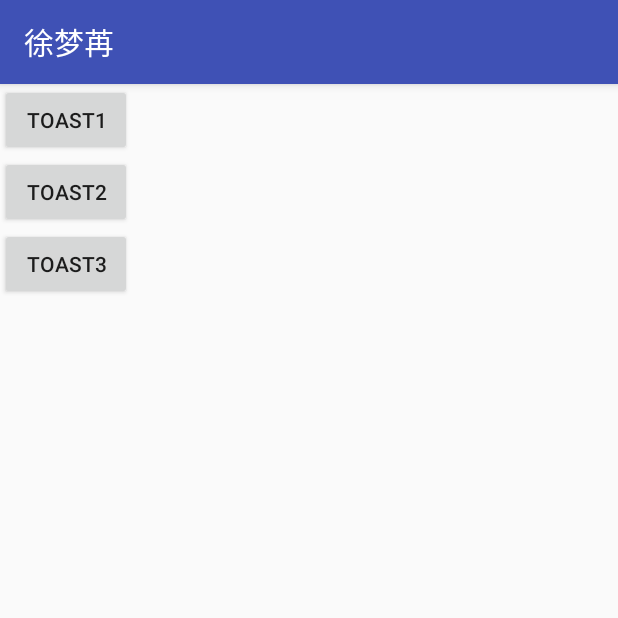
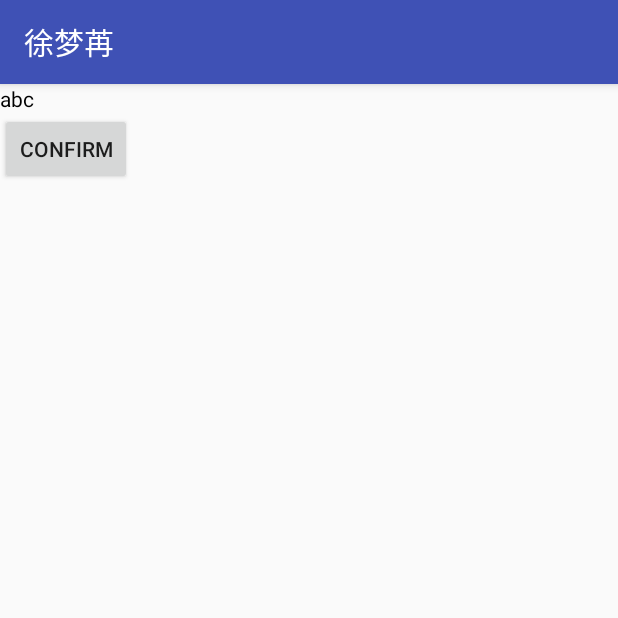
Before and after one commit to Ylna/MyApp1, an Android app: the screen it shows after launch (Main5Act before the commit, Main6Act after it), on a phone screen of 412 x 824 dp, the top half of it. Run offline under Robolectric (Android 15) with nearby library versions, the phone set to English and light mode, and no system bars.

Commit message:
Main6Act

```diff
--- a/app/src/main/AndroidManifest.xml
+++ b/app/src/main/AndroidManifest.xml
@@ -14,8 +14,9 @@
         <activity android:name=".MainAct" />
         <activity android:name=".Main2Activity" />
         <activity android:name=".Main3Act" />
-        <activity android:name=".Main4Act"></activity>
-        <activity android:name=".Main5Act">
+        <activity android:name=".Main4Act" />
+        <activity android:name=".Main5Act"></activity>
+        <activity android:name=".Main6Act">
             <intent-filter>
                 <action android:name="android.intent.action.MAIN" />
 
--- /dev/null
+++ b/app/src/main/java/cn/edu/sdwu/android/classroom/sn170507180210/Main6Act.java
@@ -0,0 +1,23 @@
+package cn.edu.sdwu.android.classroom.sn170507180210;
+
+import android.support.v7.app.AppCompatActivity;
+import android.os.Bundle;
+import android.util.Log;
+
+public class Main6Act extends AppCompatActivity {
+
+    @Override
+    protected void onCreate(Bundle savedInstanceState) {
+        super.onCreate(savedInstanceState);
+        setContentView(R.layout.layout6);
+        //在java中获取字符串资源
+        String content=getString(R.string.hello);
+        Log.i(Main6Act.this.toString(),content);
+
+
+        String sms=getString(R.string.sms);
+        String.format(sms,100,"Ylna");
+        Log.i(Main6Act.this.toString(),content);
+    }
+
+}
--- /dev/null
+++ b/app/src/main/res/layout/layout6.xml
@@ -0,0 +1,16 @@
+<?xml version="1.0" encoding="utf-8"?>
+<LinearLayout xmlns:android="http://schemas.android.com/apk/res/android"
+    android:layout_width="match_parent"
+    android:orientation="vertical"
+    android:layout_height="match_parent">
+
+    <TextView
+        android:layout_width="wrap_content"
+        android:text="abc"
+        android:textColor="@android:color/black"
+        android:layout_height="wrap_content" />
+    <Button
+        android:layout_width="wrap_content"
+        android:text="@string/ok"
+        android:layout_height="wrap_content" />
+</LinearLayout>
--- a/app/src/main/res/values/strings.xml
+++ b/app/src/main/res/values/strings.xml
@@ -1,3 +1,6 @@
 <resources>
     <string name="app_name">My App</string>
+    <string name="ok">confirm</string>
+    <string name="hello">\"hello world"\</string>
+    <string name="sms">尊敬的%2$s，您当月的花费是%1$d元</string>
 </resources>
```
Also changed, not shown: app/src/main/java/cn/edu/sdwu/android/classroom/sn170507180210/Main5Act.java (+51 -0 lines), app/src/main/res/layout/layout5.xml (+15 -2 lines).
